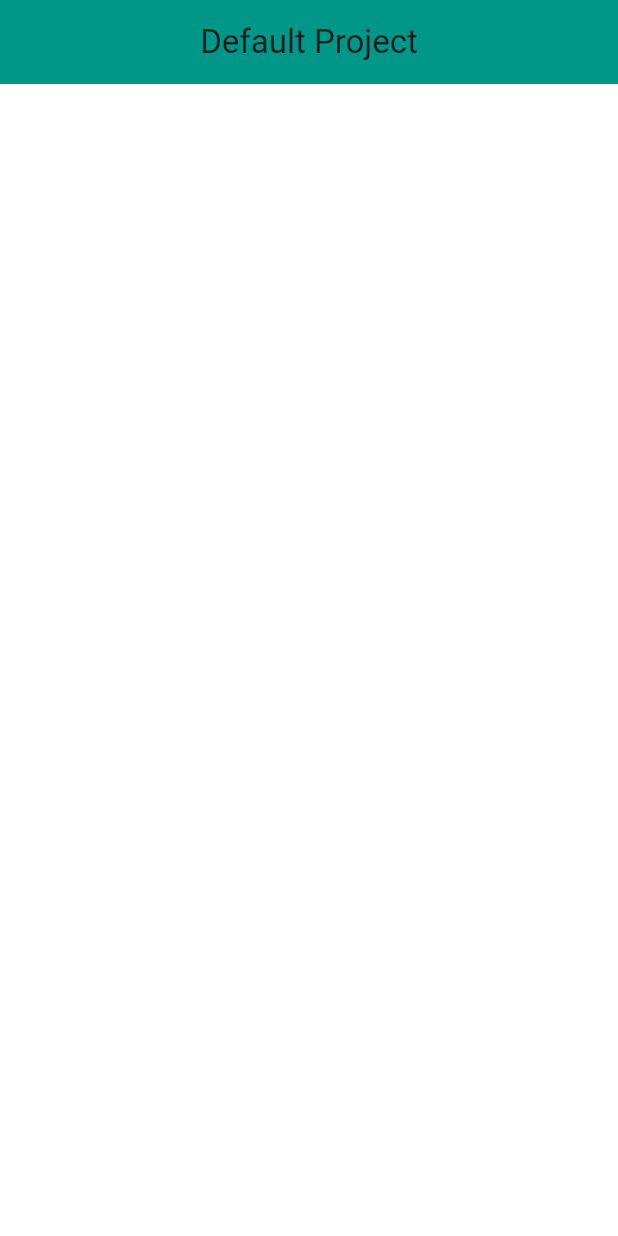
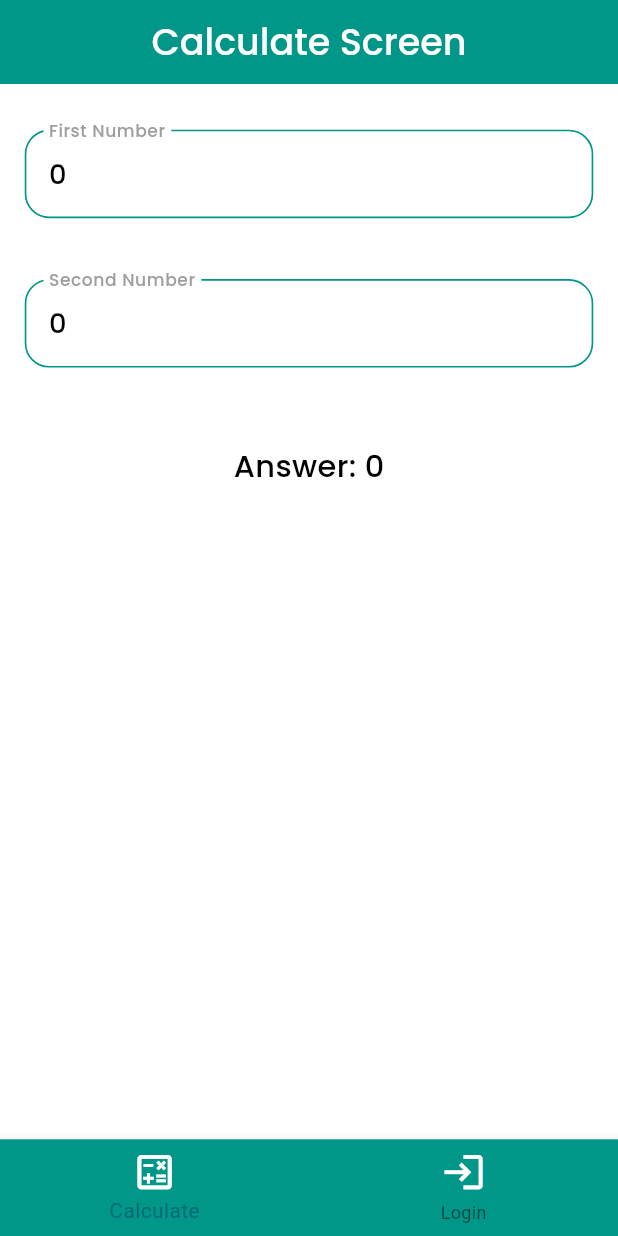
Before and after one commit to Rukhiddinovich/phantom_default_project, a Flutter app: the screen it shows after launch, on a phone screen of 412 x 824 dp. Run offline on Flutter 3.47's test engine with Material 2 defaults, Android fonts, the phone set to English and light mode, and no system bars; our stand-ins replace flutter_bloc, flutter_screenutil, mask_text_input_formatter, shared_preferences.

Commit message:
Cubit: Calculate and Login Screen

```diff
--- /dev/null
+++ b/lib/cubits/calculate/calculate_cubit.dart
@@ -0,0 +1,23 @@
+import 'dart:math';
+
+import 'package:default_project/cubits/calculate/calculate_state.dart';
+import 'package:flutter_bloc/flutter_bloc.dart';
+
+class CalculateCubit extends Cubit<CalculateState> {
+  CalculateCubit() : super(CalculateState());
+
+  newFirstNumber(int newNum) {
+    emit(state.copyWith(firstNumber: newNum));
+    newAnswer();
+  }
+
+  newSecondNumber(int newNum) {
+    emit(state.copyWith(secondNumber: newNum));
+    newAnswer();
+  }
+
+  newAnswer() {
+    emit(state.copyWith(
+        answer: pow(state.firstNumber, state.secondNumber).toInt()));
+  }
+}
--- /dev/null
+++ b/lib/cubits/calculate/calculate_state.dart
@@ -0,0 +1,33 @@
+class CalculateState {
+  final int firstNumber;
+  final int secondNumber;
+  final int answer;
+
+  CalculateState(
+      {this.firstNumber = 0, this.secondNumber = 0, this.answer = 0});
+  CalculateState copyWith({
+    int? firstNumber,
+    int? secondNumber,
+    int? answer,
+  }) =>
+      CalculateState(
+          firstNumber: firstNumber ?? this.firstNumber,
+          secondNumber: secondNumber ?? this.secondNumber,
+          answer: answer ?? this.answer);
+
+  factory CalculateState.fromJson(Map<String, dynamic> json) {
+    return CalculateState(
+        firstNumber: json["firstNumber"] as int? ?? 0,
+        secondNumber: json["secondNumber"] as int? ?? 0,
+        answer: json["answer"] as int? ?? 0);
+  }
+
+  @override
+  String toString() {
+    return '''
+    FirstNumber: $firstNumber
+    SecondNumber: $secondNumber
+    Answer: $answer
+    ''';
+  }
+}
--- /dev/null
+++ b/lib/cubits/login/login_cubit.dart
@@ -0,0 +1,10 @@
+import 'package:default_project/cubits/login/login_state.dart';
+import 'package:flutter_bloc/flutter_bloc.dart';
+
+class LoginCubit extends Cubit<LoginState>{
+
+  LoginCubit():super(LoginState(email: "", password: ""));
+
+
+
+}
--- /dev/null
+++ b/lib/cubits/login/login_state.dart
@@ -0,0 +1,30 @@
+class LoginState {
+  final String email;
+  final String password;
+
+  LoginState({required this.email, required this.password});
+
+  factory LoginState.fromJson(Map<String, dynamic> json) {
+    return LoginState(
+      email: json["firstName"] as String? ?? "",
+      password: json["lastName"] as String? ?? "",
+    );
+  }
+
+  LoginState copyWith({
+    String? email,
+    String? password,
+  }) =>
+      LoginState(
+        email: email ?? this.email,
+        password: password ?? this.password,
+      );
+
+  @override
+  String toString() {
+    return '''
+    Email: $email
+    Password: $password
+    ''';
+  }
+}
--- /dev/null
+++ b/lib/cubits/tab_box/tab_box_cubit.dart
@@ -0,0 +1,15 @@
+import 'package:default_project/cubits/tab_box/tab_box_state.dart';
+import 'package:flutter_bloc/flutter_bloc.dart';
+
+
+class TabBoxCubit extends Cubit<TabBoxState> {
+  TabBoxCubit() : super(CalculateScreenState());
+
+  updateScreen({required int index}) {
+    if (index == 0) {
+      emit(CalculateScreenState());
+    } else {
+      emit(LoginScreenState());
+    }
+  }
+}
--- /dev/null
+++ b/lib/cubits/tab_box/tab_box_state.dart
@@ -0,0 +1,5 @@
+abstract class TabBoxState {}
+
+class CalculateScreenState extends TabBoxState {}
+
+class LoginScreenState extends TabBoxState {}
--- a/lib/main.dart
+++ b/lib/main.dart
@@ -1,10 +1,36 @@
-import 'package:default_project/ui/home/home_screen.dart';
+import 'package:default_project/cubits/calculate/calculate_cubit.dart';
+import 'package:default_project/cubits/login/login_cubit.dart';
+import 'package:default_project/cubits/tab_box/tab_box_cubit.dart';
+import 'package:default_project/ui/tab_box/tab_box.dart';
 import 'package:flutter/material.dart';
+import 'package:flutter_bloc/flutter_bloc.dart';
 import 'package:flutter_screenutil/flutter_screenutil.dart';
 
+void main() {
+  WidgetsFlutterBinding.ensureInitialized();
+  runApp(const App());
+}
 
-Future<void> main()async {
-  runApp(const MyApp());
+class App extends StatelessWidget {
+  const App({super.key});
+
+  @override
+  Widget build(BuildContext context) {
+    return MultiBlocProvider(providers: [
+      BlocProvider(
+        create: (_) => CalculateCubit(),
+        lazy: true,
+      ),
+      BlocProvider(
+        create: (_) => TabBoxCubit(),
+        lazy: true,
+      ),
+      BlocProvider(
+        create: (_) => LoginCubit(),
+        lazy: true,
+      )
+    ], child: const MyApp());
+  }
 }
 
 class MyApp extends StatelessWidget {
@@ -18,14 +44,13 @@ class MyApp extends StatelessWidget {
       minTextAdapt: true,
       splitScreenMode: true,
       builder: (BuildContext context, Widget? child) {
-
         return MaterialApp(
           debugShowCheckedModeBanner: false,
           theme: ThemeData(
             colorScheme: ColorScheme.fromSeed(seedColor: Colors.white),
             useMaterial3: true,
           ),
-          home: const HomeScreen(),
+          home: const TabBoxScreen(),
         );
       },
     );
--- /dev/null
+++ b/lib/ui/calculate/calculate_screen.dart
@@ -0,0 +1,176 @@
+import 'package:default_project/cubits/calculate/calculate_cubit.dart';
+import 'package:default_project/cubits/calculate/calculate_state.dart';
+import 'package:flutter/material.dart';
+import 'package:flutter/services.dart';
+import 'package:flutter_bloc/flutter_bloc.dart';
+import 'package:flutter_screenutil/flutter_screenutil.dart';
+import 'package:mask_text_input_formatter/mask_text_input_formatter.dart';
+
+class CalculateScreen extends StatefulWidget {
+  const CalculateScreen({super.key});
+
+  @override
+  State<CalculateScreen> createState() => _CalculateScreenState();
+}
+
+class _CalculateScreenState extends State<CalculateScreen> {
+  TextEditingController firstNumberController = TextEditingController();
+  TextEditingController secondNumberController = TextEditingController();
+
+  var firstNumberFormatter = MaskTextInputFormatter(
+      mask: "####",
+      filter: {"#": RegExp(r"[0-9]")},
+      type: MaskAutoCompletionType.lazy);
+
+  var secondNumberFormatter = MaskTextInputFormatter(
+      mask: "###",
+      filter: {"#": RegExp(r"[0-9]")},
+      type: MaskAutoCompletionType.lazy);
+
+  @override
+  void initState() {
+    CalculateState calculateState =
+        BlocProvider.of<CalculateCubit>(context).state;
+    firstNumberController.text = calculateState.firstNumber.toString();
+    secondNumberController.text = calculateState.secondNumber.toString();
+    super.initState();
+  }
+
+  @override
+  Widget build(BuildContext context) {
+    return Scaffold(
+      backgroundColor: Colors.white,
+      appBar: AppBar(
+        backgroundColor: Colors.teal,
+        systemOverlayStyle:
+            const SystemUiOverlayStyle(statusBarColor: Colors.teal),
+        title: Text(
+          "Calculate Screen",
+          style: TextStyle(
+              fontFamily: "Poppins",
+              fontWeight: FontWeight.w500,
+              fontSize: 24.sp,
+              color: Colors.white),
+        ),
+        centerTitle: true,
+      ),
+      body: BlocBuilder<CalculateCubit, CalculateState>(
+        builder: (context, state) {
+          return Column(
+            children: [
+              SizedBox(height: 30.h),
+              Padding(
+                padding: EdgeInsets.symmetric(horizontal: 15.w),
+                child: TextField(
+                  controller: firstNumberController,
+                  keyboardType: TextInputType.phone,
+                  inputFormatters: [firstNumberFormatter],
+                  textInputAction: TextInputAction.next,
+                  onChanged: (value) {
+                    if (value.isNotEmpty) {
+                      context
+                          .read<CalculateCubit>()
+                          .newFirstNumber(int.parse(value));
+                    }
+                  },
+                  style: TextStyle(
+                      color: Colors.black,
+                      fontSize: 18.sp,
+                      fontFamily: "Poppins",
+                      fontWeight: FontWeight.w500),
+                  decoration: InputDecoration(
+                      labelText: "First Number",
+                      labelStyle: TextStyle(
+                          color: Colors.grey,
+                          fontSize: 15.sp,
+                          fontWeight: FontWeight.w500,
+                          fontFamily: "Poppins"),
+                      disabledBorder: OutlineInputBorder(
+                          borderRadius: BorderRadius.circular(16.r),
+                          borderSide:
+                              BorderSide(width: 1.w, color: Colors.teal)),
+                      enabledBorder: OutlineInputBorder(
+                          borderRadius: BorderRadius.circular(16.r),
+                          borderSide:
+                              BorderSide(width: 1.w, color: Colors.teal)),
+                      errorBorder: OutlineInputBorder(
+                          borderRadius: BorderRadius.circular(16.r),
+                          borderSide:
+                              BorderSide(width: 1.w, color: Colors.red)),
+                      focusedBorder: OutlineInputBorder(
+                          borderRadius: BorderRadius.circular(16.r),
+                          borderSide:
+                              BorderSide(width: 1.w, color: Colors.teal)),
+                      focusedErrorBorder: OutlineInputBorder(
+                          borderRadius: BorderRadius.circular(16.r),
+                          borderSide:
+                              BorderSide(width: 1.w, color: Colors.teal))),
+                ),
+              ),
+              SizedBox(height: 40.h),
+              Padding(
+                padding: EdgeInsets.symmetric(horizontal: 15.w),
+                child: TextField(
+                  controller: secondNumberController,
+                  keyboardType: TextInputType.phone,
+                  inputFormatters: [secondNumberFormatter],
+                  textInputAction: TextInputAction.done,
+                  onChanged: (value) {
+                    if (value.isNotEmpty) {
+                      context
+                          .read<CalculateCubit>()
+                          .newSecondNumber(int.parse(value));
+                    }
+                  },
+                  style: TextStyle(
+                      color: Colors.black,
+                      fontSize: 18.sp,
+                      fontFamily: "Poppins",
+                      fontWeight: FontWeight.w500),
+                  decoration: InputDecoration(
+                      labelText: "Second Number",
+                      labelStyle: TextStyle(
+                          color: Colors.grey,
+                          fontSize: 15.sp,
+                          fontWeight: FontWeight.w500,
+                          fontFamily: "Poppins"),
+                      disabledBorder: OutlineInputBorder(
+                          borderRadius: BorderRadius.circular(16.r),
+                          borderSide:
+                              BorderSide(width: 1.w, color: Colors.teal)),
+                      enabledBorder: OutlineInputBorder(
+                          borderRadius: BorderRadius.circular(16.r),
+                          borderSide:
+                              BorderSide(width: 1.w, color: Colors.teal)),
+                      errorBorder: OutlineInputBorder(
+                          borderRadius: BorderRadius.circular(16.r),
+                          borderSide:
+                              BorderSide(width: 1.w, color: Colors.red)),
+                      focusedBorder: OutlineInputBorder(
+                          borderRadius: BorderRadius.circular(16.r),
+                          borderSide:
+                              BorderSide(width: 1.w, color: Colors.teal)),
+                      focusedErrorBorder: OutlineInputBorder(
+                          borderRadius: BorderRadius.circular(16.r),
+                          borderSide:
+                              BorderSide(width: 1.w, color: Colors.teal))),
+                ),
+              ),
+              SizedBox(height: 50.h),
+              Center(
+                child: Text(
+                  "Answer: ${state.answer.toString()}",
+                  style: TextStyle(
+                      color: Colors.black,
+                      fontSize: 20.sp,
+                      fontFamily: "Poppins",
+                      fontWeight: FontWeight.w500),
+                ),
+              )
+            ],
+          );
+        },
+      ),
+    );
+  }
+}
--- a/lib/ui/home/home_screen.dart
+++ /dev/null
@@ -1,22 +0,0 @@
-import 'package:flutter/material.dart';
-
-class HomeScreen extends StatefulWidget {
-  const HomeScreen({super.key});
-
-  @override
-  State<HomeScreen> createState() => _HomeScreenState();
-}
-
-class _HomeScreenState extends State<HomeScreen> {
-  @override
-  Widget build(BuildContext context) {
-    return Scaffold(
-      backgroundColor: Colors.white,
-      appBar: AppBar(
-        backgroundColor: Colors.teal,
-        title: const Text("Default Project"),
-        centerTitle: true,
-      ),
-    );
-  }
-}
--- /dev/null
+++ b/lib/ui/tab_box/tab_box.dart
@@ -0,0 +1,48 @@
+import 'package:default_project/cubits/tab_box/tab_box_cubit.dart';
+import 'package:default_project/cubits/tab_box/tab_box_state.dart';
+import 'package:flutter/material.dart';
+import 'package:flutter_bloc/flutter_bloc.dart';
+import 'package:flutter_screenutil/flutter_screenutil.dart';
+
+import '../calculate/calculate_screen.dart';
+import '../login/login_screen.dart';
+
+class TabBoxScreen extends StatefulWidget {
+  const TabBoxScreen({super.key});
+
+  @override
+  State<TabBoxScreen> createState() => _TabBoxScreenState();
+}
+
+class _TabBoxScreenState extends State<TabBoxScreen> {
+  @override
+  Widget build(BuildContext context) {
+    return Scaffold(
+      body: BlocBuilder<TabBoxCubit, TabBoxState>(
+        builder: (context, state) {
+          if (state is CalculateScreenState) {
+            return const CalculateScreen();
+          } else {
+            return const LoginScreen();
+          }
+        },
+      ),
+      bottomNavigationBar: BottomNavigationBar(
+        backgroundColor: Colors.teal,
+        items: [
+          BottomNavigationBarItem(
+              icon: Icon(Icons.calculate_outlined,
+                  color: Colors.white, size: 30.sp),
+              label: "Calculate"),
+          BottomNavigationBarItem(
+              icon:
+                  Icon(Icons.login_outlined, color: Colors.white, size: 30.sp),
+              label: "Login")
+        ],
+        onTap: (onTap) {
+          context.read<TabBoxCubit>().updateScreen(index: onTap);
+        },
+      ),
+    );
+  }
+}
--- a/pubspec.yaml
+++ b/pubspec.yaml
@@ -14,7 +14,7 @@ dependencies:
     sdk: flutter
 
 
-  cupertino_icons: ^1.0.2
+  cupertino_icons: ^1.0.5
   flutter_svg: ^2.0.6
   flutter_screenutil: ^5.8.4
   easy_localization: ^3.0.2
@@ -22,6 +22,9 @@ dependencies:
   zoom_tap_animation: ^1.1.0
   http: ^1.1.0
   cached_network_image: ^3.2.3
+  flutter_bloc: ^8.1.3
+  mask_text_input_formatter: ^2.4.0
+  curved_navigation_bar: ^1.0.3
 
 
 dev_dependencies:
```
Also changed, not shown: lib/ui/home/widgets/place_holder_view.dart (deleted, +0 -10 lines), lib/ui/login/login_screen.dart (added, +128 -0 lines), pubspec.lock.
